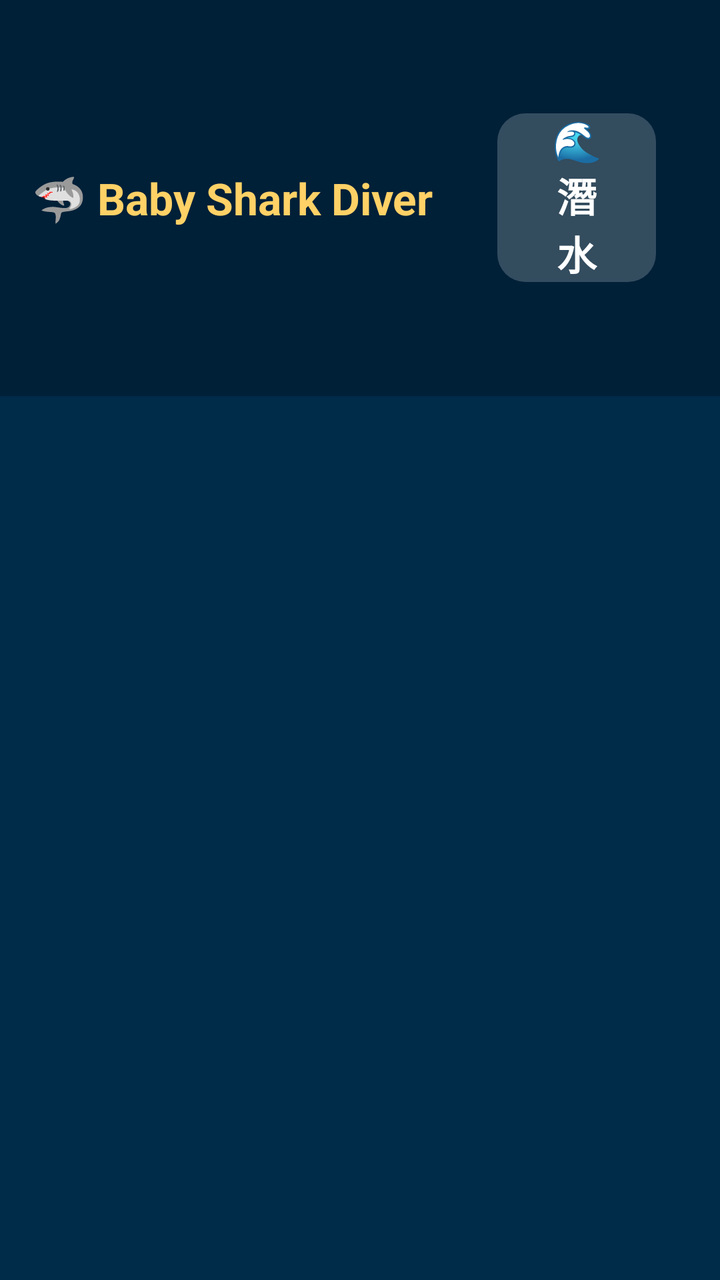
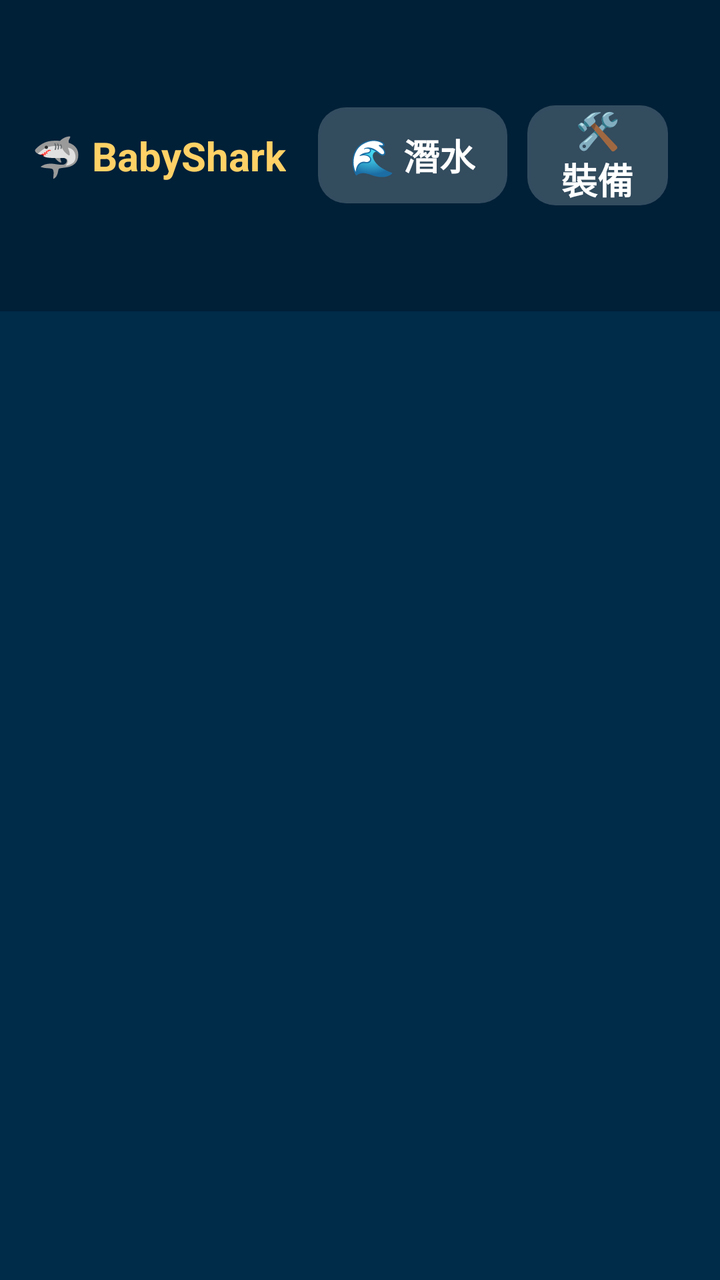

Before-and-after screenshots of an Android layout around one commit, followed by the original layout XML and the change that was made.
<!-- AndroidManifest.xml: application theme Theme.BabyShark -->
<!-- res/layout/activity_main.xml -->
<?xml version="1.0" encoding="utf-8"?>
<FrameLayout xmlns:android="http://schemas.android.com/apk/res/android"
    android:id="@+id/root_container"
    android:layout_width="match_parent"
    android:layout_height="match_parent"
    android:background="@color/deep_blue">

    
    <FrameLayout
        android:id="@+id/content_frame"
        android:layout_width="match_parent"
        android:layout_height="match_parent" />

    
    <LinearLayout
        android:id="@+id/top_nav_bar"
        android:layout_width="match_parent"
        android:layout_height="wrap_content"
        android:orientation="horizontal"
        android:padding="16dp"
        android:gravity="center_vertical"
        android:background="#99001A2E">

        <TextView
            android:id="@+id/title_text"
            android:layout_width="wrap_content"
            android:layout_height="wrap_content"
            android:text="🦈 Baby Shark Diver"
            android:textColor="@color/shark_yellow"
            android:textSize="22sp"
            android:textStyle="bold"
            android:paddingEnd="32dp" />

        <Button
            android:id="@+id/btn_game"
            android:layout_width="wrap_content"
            android:layout_height="wrap_content"
            android:text="🌊 潛水"
            android:textSize="20sp"
            android:textColor="@color/white"
            android:textStyle="bold"
            android:background="@drawable/nav_button_selector"
            android:focusable="true"
            android:layout_marginEnd="16dp"
            android:paddingStart="24dp"
            android:paddingEnd="24dp" />

        <Button
            android:id="@+id/btn_shop"
            android:layout_width="wrap_content"
            android:layout_height="wrap_content"
            android:text="🛠️ 裝備"
            android:textSize="20sp"
            android:textColor="@color/white"
            android:textStyle="bold"
            android:background="@drawable/nav_button_selector"
            android:focusable="true"
            android:layout_marginEnd="16dp"
            android:paddingStart="24dp"
            android:paddingEnd="24dp" />

        <Button
            android:id="@+id/btn_theater"
            android:layout_width="wrap_content"
            android:layout_height="wrap_content"
            android:text="🎬 兒歌"
            android:textSize="20sp"
            android:textColor="@color/white"
            android:textStyle="bold"
            android:background="@drawable/nav_button_selector"
            android:focusable="true"
            android:layout_marginEnd="16dp"
            android:paddingStart="24dp"
            android:paddingEnd="24dp" />

        <Button
            android:id="@+id/btn_aquarium"
            android:layout_width="wrap_content"
            android:layout_height="wrap_content"
            android:text="🐠 水族箱"
            android:textSize="20sp"
            android:textColor="@color/white"
            android:textStyle="bold"
            android:background="@drawable/nav_button_selector"
            android:focusable="true"
            android:layout_marginEnd="16dp"
            android:paddingStart="24dp"
            android:paddingEnd="24dp" />

        <Button
            android:id="@+id/btn_reset"
            android:layout_width="wrap_content"
            android:layout_height="wrap_content"
            android:text="🔄 重新開始"
            android:textSize="20sp"
            android:textColor="#FFCDD2"
            android:textStyle="bold"
            android:background="@drawable/nav_button_selector"
            android:focusable="true"
            android:layout_marginEnd="16dp"
            android:paddingStart="24dp"
            android:paddingEnd="24dp" />

        <View
            android:layout_width="0dp"
            android:layout_height="1dp"
            android:layout_weight="1" />

        
        <TextView
            android:id="@+id/coins_text"
            android:layout_width="wrap_content"
            android:layout_height="wrap_content"
            android:text="🐚 0 金幣"
            android:textColor="#FFDF00"
            android:textSize="20sp"
            android:textStyle="bold"
            android:paddingStart="16dp"
            android:paddingEnd="16dp" />
    </LinearLayout>

</FrameLayout>
<!-- resources referenced by this layout -->
<resources>
  <color name="deep_blue">#002B49</color>
  <color name="shark_yellow">#FFD166</color>
  <color name="white">#FFFFFF</color>
  <!-- drawable nav_button_selector (drawable) -->
  <?xml version="1.0" encoding="utf-8"?>
  <selector xmlns:android="http://schemas.android.com/apk/res/android">
      <item android:state_focused="true">
          <shape android:shape="rectangle">
              <solid android:color="@color/shark_yellow" />
              <corners android:radius="14dp" />
              <stroke android:width="3dp" android:color="#FFFFFF" />
          </shape>
      </item>
      <item>
          <shape android:shape="rectangle">
              <solid android:color="#33FFFFFF" />
              <corners android:radius="14dp" />
          </shape>
      </item>
  </selector>
  <style name="Theme.BabyShark" parent="Theme.AppCompat.NoActionBar">
          <item name="android:windowNoTitle">true</item>
          <item name="android:windowFullscreen">true</item>
          <item name="android:windowBackground">@color/deep_blue</item>
          <item name="colorPrimary">@color/ocean_blue</item>
          <item name="colorSecondary">@color/shark_yellow</item>
      </style>
  <color name="ocean_blue">#0077BE</color>
</resources>

<!-- the commit's change to res/layout/activity_main.xml (unified diff, before → after) -->
@@ -25,81 +25,95 @@
             android:id="@+id/title_text"
             android:layout_width="wrap_content"
             android:layout_height="wrap_content"
-            android:text="🦈 Baby Shark Diver"
+            android:text="🦈 BabyShark"
             android:textColor="@color/shark_yellow"
-            android:textSize="22sp"
+            android:textSize="20sp"
             android:textStyle="bold"
-            android:paddingEnd="32dp" />
+            android:paddingEnd="16dp" />
 
         <Button
             android:id="@+id/btn_game"
             android:layout_width="wrap_content"
             android:layout_height="wrap_content"
             android:text="🌊 潛水"
-            android:textSize="20sp"
+            android:textSize="18sp"
             android:textColor="@color/white"
             android:textStyle="bold"
             android:background="@drawable/nav_button_selector"
             android:focusable="true"
-            android:layout_marginEnd="16dp"
-            android:paddingStart="24dp"
-            android:paddingEnd="24dp" />
+            android:layout_marginEnd="10dp"
+            android:paddingStart="16dp"
+            android:paddingEnd="16dp" />
 
         <Button
             android:id="@+id/btn_shop"
             android:layout_width="wrap_content"
             android:layout_height="wrap_content"
             android:text="🛠️ 裝備"
-            android:textSize="20sp"
+            android:textSize="18sp"
             android:textColor="@color/white"
             android:textStyle="bold"
             android:background="@drawable/nav_button_selector"
             android:focusable="true"
-            android:layout_marginEnd="16dp"
-            android:paddingStart="24dp"
-            android:paddingEnd="24dp" />
+            android:layout_marginEnd="10dp"
+            android:paddingStart="16dp"
+            android:paddingEnd="16dp" />
 
         <Button
             android:id="@+id/btn_theater"
             android:layout_width="wrap_content"
             android:layout_height="wrap_content"
             android:text="🎬 兒歌"
-            android:textSize="20sp"
+            android:textSize="18sp"
             android:textColor="@color/white"
             android:textStyle="bold"
             android:background="@drawable/nav_button_selector"
             android:focusable="true"
-            android:layout_marginEnd="16dp"
-            android:paddingStart="24dp"
-            android:paddingEnd="24dp" />
+            android:layout_marginEnd="10dp"
+            android:paddingStart="16dp"
+            android:paddingEnd="16dp" />
 
         <Button
             android:id="@+id/btn_aquarium"
             android:layout_width="wrap_content"
             android:layout_height="wrap_content"
             android:text="🐠 水族箱"
-            android:textSize="20sp"
+            android:textSize="18sp"
             android:textColor="@color/white"
             android:textStyle="bold"
             android:background="@drawable/nav_button_selector"
             android:focusable="true"
-            android:layout_marginEnd="16dp"
-            android:paddingStart="24dp"
-            android:paddingEnd="24dp" />
+            android:layout_marginEnd="10dp"
+            android:paddingStart="16dp"
+            android:paddingEnd="16dp" />
 
         <Button
             android:id="@+id/btn_reset"
             android:layout_width="wrap_content"
             android:layout_height="wrap_content"
-            android:text="🔄 重新開始"
-            android:textSize="20sp"
+            android:text="🔄 重設"
+            android:textSize="18sp"
             android:textColor="#FFCDD2"
             android:textStyle="bold"
             android:background="@drawable/nav_button_selector"
             android:focusable="true"
-            android:layout_marginEnd="16dp"
-            android:paddingStart="24dp"
-            android:paddingEnd="24dp" />
+            android:layout_marginEnd="10dp"
+            android:paddingStart="16dp"
+            android:paddingEnd="16dp" />
+
+        <Button
+            android:id="@+id/btn_exit"
+            android:layout_width="wrap_content"
+            android:layout_height="wrap_content"
+            android:text="❌ 退出"
+            android:textSize="18sp"
+            android:textColor="#FF8A80"
+            android:textStyle="bold"
+            android:background="@drawable/nav_button_selector"
+            android:focusable="true"
+            android:layout_marginEnd="10dp"
+            android:paddingStart="16dp"
+            android:paddingEnd="16dp" />
 
         <View
             android:layout_width="0dp"
